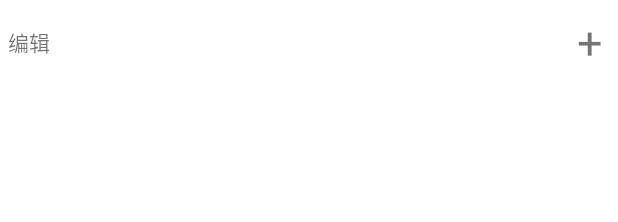
After one commit to watermamba/xiaoshuweather, an Android app: the layout choose_area.xml on its own in the app's theme, with its tools: preview values and no code run, on a phone screen of 412 x 824 dp. The commit adds this screen. Shown: the top 222 px of the screen. Run offline under Robolectric (Android 15) with nearby library versions, the phone set to English and light mode, and no system bars.

```diff
--- a/app/build.gradle
+++ b/app/build.gradle
@@ -27,5 +27,6 @@ dependencies {
     compile 'com.android.support:appcompat-v7:25.3.1'
     compile 'com.android.support.constraint:constraint-layout:1.0.1'
     compile 'com.android.support:support-v4:25.3.1'
+    compile 'org.litepal.android:core:1.5.1'
     testCompile 'junit:junit:4.12'
 }
--- a/app/src/main/AndroidManifest.xml
+++ b/app/src/main/AndroidManifest.xml
@@ -3,6 +3,7 @@
     package="com.water.xiaoshuweather">
 
     <application
+        android:name="org.litepal.LitePalApplication"
         android:allowBackup="true"
         android:icon="@mipmap/ic_launcher"
         android:label="@string/app_name"
--- /dev/null
+++ b/app/src/main/res/layout/choose_area.xml
@@ -0,0 +1,41 @@
+<?xml version="1.0" encoding="utf-8"?>
+<LinearLayout
+    xmlns:android="http://schemas.android.com/apk/res/android"
+    android:orientation="vertical"
+    android:background="#fff"
+    android:layout_width="match_parent"
+    android:layout_height="match_parent">
+
+    <RelativeLayout
+        android:layout_width="match_parent"
+        android:layout_height="?attr/actionBarSize">
+
+        <TextView
+            android:id="@+id/edit"
+            android:layout_width="wrap_content"
+            android:layout_height="wrap_content"
+            android:layout_alignParentLeft="true"
+            android:layout_marginLeft="5dp"
+            android:layout_centerVertical="true"
+            android:text="编辑"/>
+
+        <TextView
+            android:id="@+id/add"
+            android:layout_width="wrap_content"
+            android:layout_height="wrap_content"
+            android:layout_alignParentRight="true"
+            android:layout_marginRight="10dp"
+            android:layout_centerVertical="true"
+            android:text="+"
+            android:textSize="30sp"
+            />
+    </RelativeLayout>
+
+    <ListView
+        android:id="@+id/city_list"
+        android:layout_width="wrap_content"
+        android:layout_height="0dp"
+        android:layout_weight="1"
+        ></ListView>
+
+</LinearLayout>
--- a/app/src/main/res/layout/title_layout.xml
+++ b/app/src/main/res/layout/title_layout.xml
@@ -10,6 +10,7 @@
         android:layout_width="30dp"
         android:layout_height="30dp"
         android:layout_centerVertical="true"
+        android:layout_marginLeft="5dp"
         android:src="@drawable/home"
         />
 
```
Also changed, not shown: app/src/main/assets/litepal.xml (added, +10 -0 lines), app/src/main/java/com/water/xiaoshuweather/ChooseAreaFragment.java (added, +23 -0 lines), app/src/main/java/com/water/xiaoshuweather/MainActivity.java (+12 -0 lines), app/src/main/java/com/water/xiaoshuweather/db/ChinaCity.java (added, +100 -0 lines), app/src/main/res/layout/activity_main.xml (+21 -0 lines).
